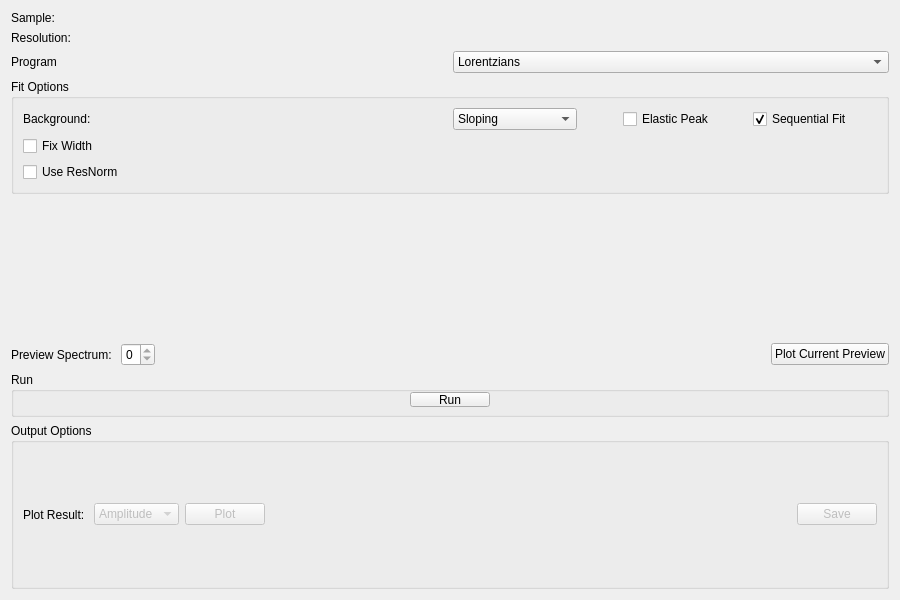
Old version of the form qt/scientific_interfaces/Indirect/Quasi.ui in the repository mantidproject/mantid.
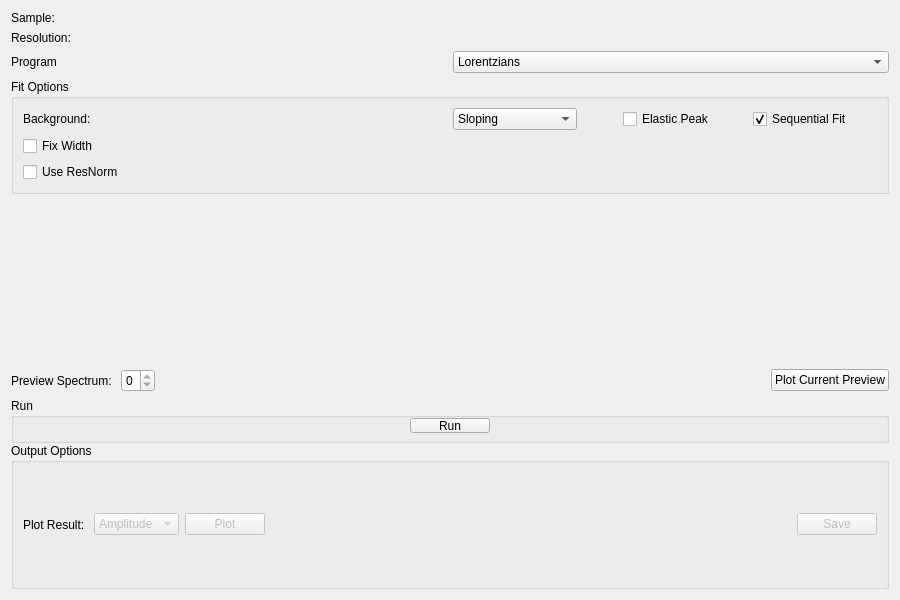
New version of the form. Custom widgets are drawn as their Qt base class.

Commit message: Refs #23827. Frames for the run and output options

The edit to the form file:
```diff
--- a/qt/scientific_interfaces/Indirect/Quasi.ui
+++ b/qt/scientific_interfaces/Indirect/Quasi.ui
@@ -327,6 +327,24 @@
     </layout>
    </item>
    <item>
+    <widget class="QFrame" name="frame">
+     <layout class="QVBoxLayout" name="verticalLayout_3">
+      <property name="spacing">
+       <number>0</number>
+      </property>
+      <property name="leftMargin">
+       <number>0</number>
+      </property>
+      <property name="topMargin">
+       <number>0</number>
+      </property>
+      <property name="rightMargin">
+       <number>0</number>
+      </property>
+      <property name="bottomMargin">
+       <number>0</number>
+      </property>
+      <item>
     <widget class="QGroupBox" name="gbRun">
      <property name="maximumSize">
       <size>
@@ -464,6 +482,9 @@
       </widget>
      </item>
     </layout>
+      </item>
+     </layout>
+    </widget>
    </item>
   </layout>
  </widget>
```
Lines whose indentation alone changed are shown as unchanged. The commit also changes 3 other files.
